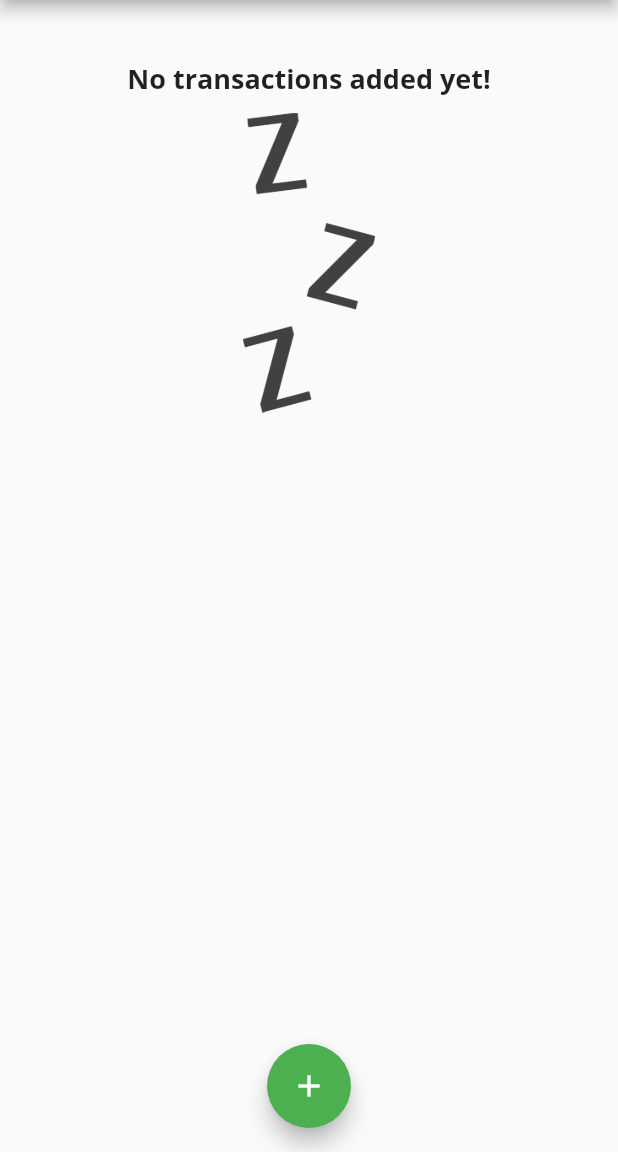
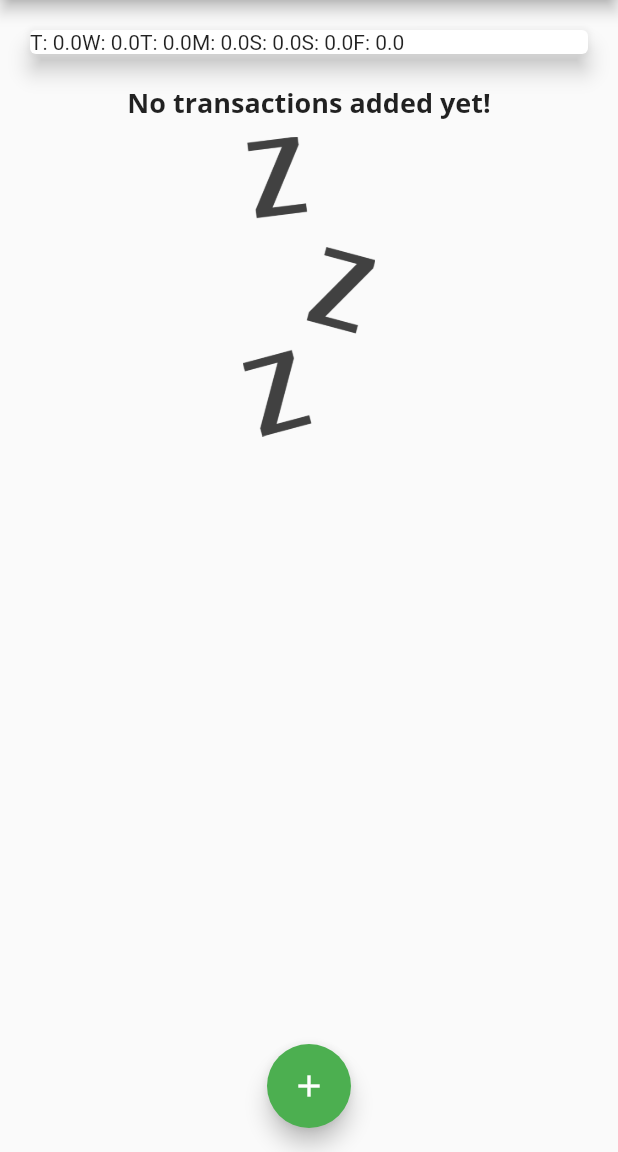
Before and after one commit to Flutteric/ExpensesApp, a Flutter app: the screen it shows after launch, on a phone screen of 412 x 824 dp, the part 84-1236 px from its top. Run offline on Flutter 3.47's test engine with Material 2 defaults, Android fonts, the phone set to English and light mode, and no system bars; Roboto replaces fonts that are missing (Open Sans).

Commit message:
Creating bars for charts

```diff
--- a/lib/widgets/chart.dart
+++ b/lib/widgets/chart.dart
@@ -22,7 +22,10 @@ class Chart extends StatelessWidget {
         }
       }
 
-      return {'day': DateFormat.E().format(weekDay), 'amount': totalSum};
+      return {
+        'day': DateFormat.E().format(weekDay).substring(0, 1),
+        'amount': totalSum
+      };
     });
   }
 
@@ -32,7 +35,9 @@ class Chart extends StatelessWidget {
       elevation: 6,
       margin: EdgeInsets.all(20),
       child: Row(
-        children: <Widget>[],
+        children: groupedTransactionValues.map((data) {
+          return Text('${data['day']}: ${data['amount']}');
+        }).toList(),
       ),
     );
   }
```
Also changed, not shown: lib/widgets/chart_bar.dart (added, +47 -0 lines).
